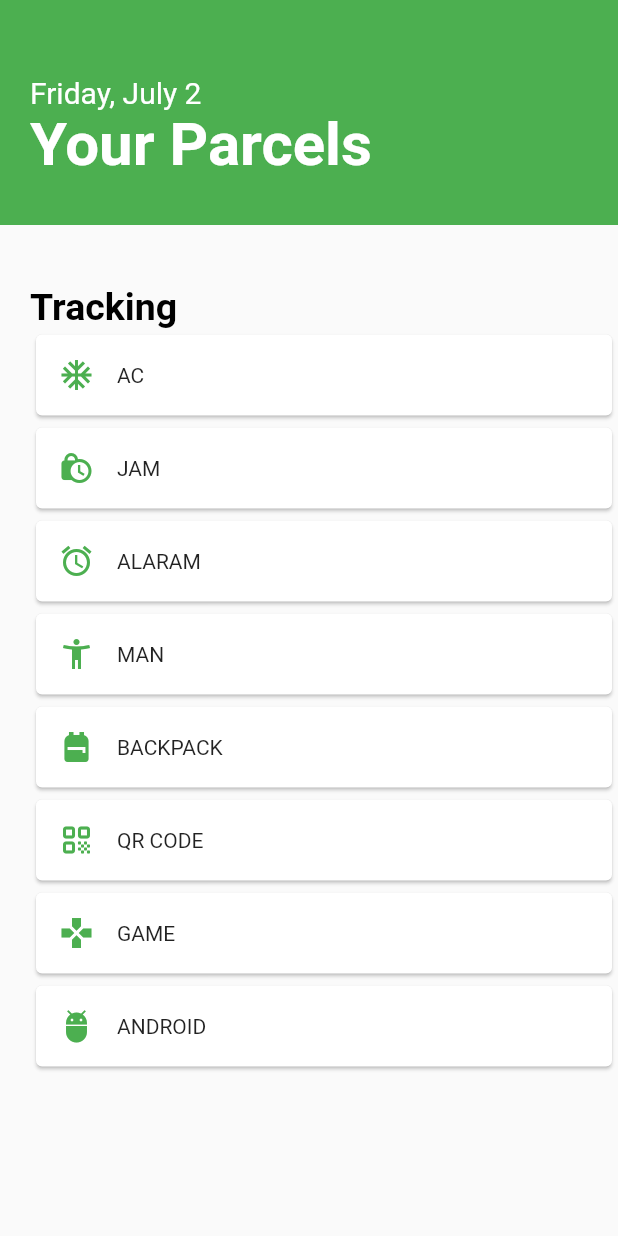
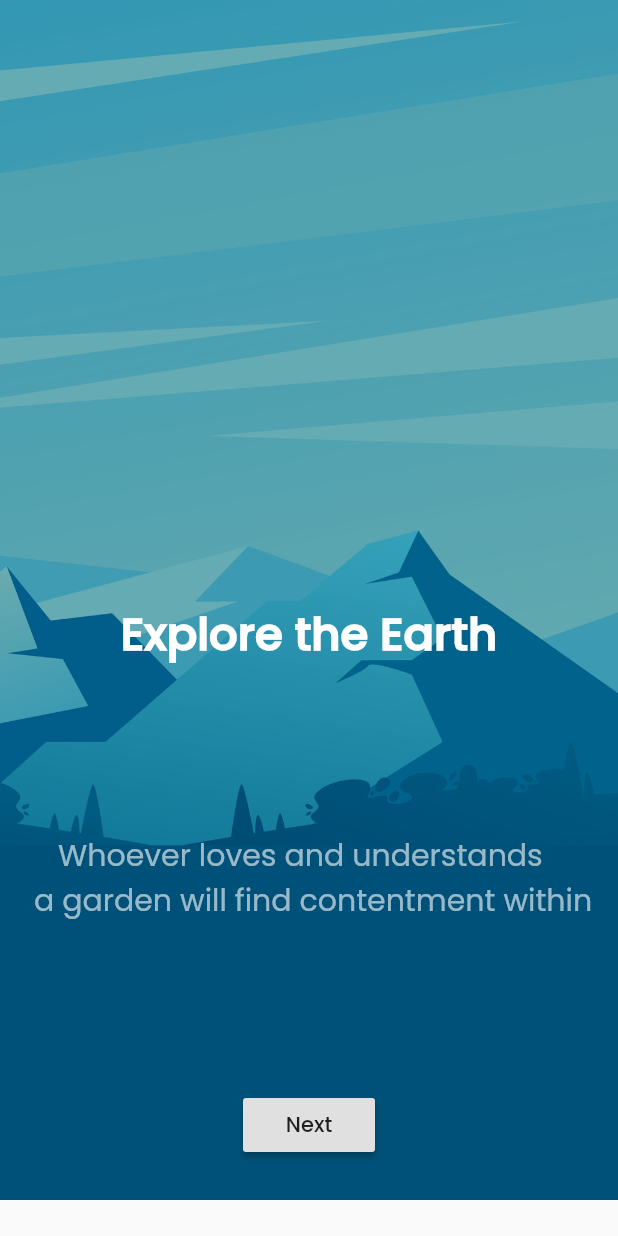
Before and after one commit to JayaMahendra/Perdalam-Flutter, a Flutter app: the screen it shows after launch, on a phone screen of 412 x 824 dp. Run offline on Flutter 3.47's test engine with Material 2 defaults, Android fonts, the phone set to English and light mode, and no system bars.

Commit message:
MAINAN WKWKWK SLICING FROM DRIBBBLE

```diff
--- a/lib/main.dart
+++ b/lib/main.dart
@@ -1,11 +1,11 @@
 import 'package:flutter/cupertino.dart';
 import 'package:flutter/material.dart';
+import 'package:tracking_apss/main_page.dart';
+import 'splash_screen.dart';
 
-//18 Card Widget
-//pakai extract method (CardTracking) untuk perulangannya
-//
-//
-//plis gausah dikomen iki aplikasi opo, iki sokor sokor ae ngawur slicing aplikasi ga jelas gado gado ye
+
+
+//SLICING ALA ALA DRIBBBLE
 
 void main() {
   runApp(MyApp());
@@ -17,62 +17,9 @@ class MyApp extends StatelessWidget {
   @override
   Widget build(BuildContext context) {
     return MaterialApp(
-      home: Scaffold(
-          body: ListView(children: [
-        Container(
-            padding: EdgeInsets.only(top: 50, left: 20),
-            height: 150,
-            width: 800,
-            color: Colors.green,
-            child:
-                Column(crossAxisAlignment: CrossAxisAlignment.start, children: [
-              Text(
-                "Friday, July 2",
-                style: TextStyle(color: Colors.white, fontSize: 20),
-              ),
-              Text(
-                "Your Parcels",
-                style: TextStyle(
-                    color: Colors.white,
-                    fontSize: 40,
-                    fontWeight: FontWeight.bold),
-              )
-            ])),
-        Container(
-          padding: EdgeInsets.only(top: 40, left: 20),
-          child:
-            Column( crossAxisAlignment: CrossAxisAlignment.start,
-              children: [
-              Text(
-                "Tracking",
-                style: TextStyle(
-                    color: Colors.black,
-                    fontSize: 25,
-                    fontWeight: FontWeight.bold),
-              ),
-            CardTracking(Icons.ac_unit,"AC"),
-            CardTracking(Icons.lock_clock,"JAM"),
-            CardTracking(Icons.access_alarm,"ALARAM"),
-            CardTracking(Icons.accessibility_new_outlined,"MAN"),
-            CardTracking(Icons.backpack,"BACKPACK"),
-            CardTracking(Icons.qr_code_rounded,"QR CODE"),
-            CardTracking(Icons.gamepad,"GAME"),
-            CardTracking(Icons.adb_sharp,"ANDROID"),
-          ],
-        )
-      )])),
+      theme: ThemeData(fontFamily: 'Poppins'),
+      debugShowCheckedModeBanner: false,
+      home: SplashScreen(),
     );
   }
-
-  Card CardTracking(IconData iconData, String data) {
-    return Card(
-            child: Row(
-              children: [
-                Container(
-                    margin: EdgeInsets.all(15), child: Icon(iconData, color: Colors.green)),
-                Text(data),
-              ],
-            ),
-          );
-  }
 }
--- /dev/null
+++ b/lib/splash_screen.dart
@@ -0,0 +1,45 @@
+import 'package:flutter/material.dart';
+import 'package:tracking_apss/main_page.dart';
+
+class SplashScreen extends StatelessWidget {
+  const SplashScreen({Key key}) : super(key: key);
+
+  @override
+  Widget build(BuildContext context) {
+    return Scaffold(
+      body: Stack(children: [
+        Container(
+            height: 800,
+            width: 700,
+            child: Image(
+                image: AssetImage('assets/images/mountainV333.png'),
+                fit: BoxFit.cover)),
+        Container(
+          padding: EdgeInsets.only(top: 400, bottom: 50),
+          child: Center(
+            child: Column(
+              mainAxisAlignment: MainAxisAlignment.spaceBetween,
+              children: [
+                Text(
+                  "Explore the Earth",
+                  style: TextStyle(fontSize: 30, fontWeight: FontWeight.bold, color: Colors.white),
+                ),
+                Text(
+                    "\t\t\t Whoever loves and understands \n a garden will find contentment within",
+                    style: TextStyle(fontSize: 20, color: Colors.white60)),
+                RaisedButton(
+                    onPressed: ()
+                        // => Navigator.pushNamed(context, '/main_page'),
+                        {
+                      Navigator.push(context,
+                          MaterialPageRoute(builder: (context) => MainPage()));
+                    },
+                    child: Text("Next"))
+              ],
+            ),
+          ),
+        )
+      ]),
+    );
+  }
+}
```
Also changed, not shown: lib/main_page.dart (added, +148 -0 lines), pubspec.yaml (+19 -14 lines), assets/fonts/Poppins-Light.ttf (added), assets/fonts/Poppins-Medium.ttf (added), assets/fonts/Poppins-Regular.ttf (added), assets/images/mountainV1.jpg (added), assets/images/mountainV2.jpg (added), assets/images/mountainV3.jpg (added), assets/images/mountainV333.png (added).
